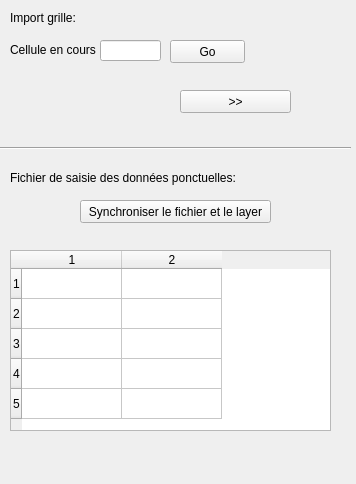
First picture: the form in gui/geodata_matching_dialog_base.ui, repository mdvandamme/PoussePousseEditData, before the edit.
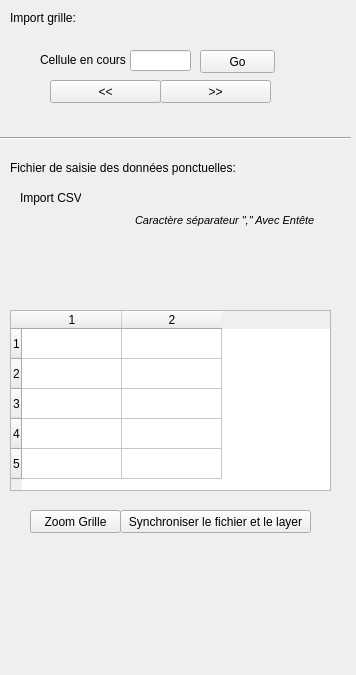
Second picture: the form after the edit. Custom widgets are drawn as their Qt base class.

```diff
--- a/gui/geodata_matching_dialog_base.ui
+++ b/gui/geodata_matching_dialog_base.ui
@@ -7,7 +7,7 @@
     <x>0</x>
     <y>0</y>
     <width>356</width>
-    <height>484</height>
+    <height>675</height>
    </rect>
   </property>
   <property name="sizePolicy">
@@ -23,8 +23,8 @@
    <widget class="QPushButton" name="btSuiv">
     <property name="geometry">
      <rect>
-      <x>180</x>
-      <y>90</y>
+      <x>160</x>
+      <y>80</y>
       <width>111</width>
       <height>23</height>
      </rect>
@@ -36,8 +36,8 @@
    <widget class="QLabel" name="label">
     <property name="geometry">
      <rect>
-      <x>10</x>
-      <y>40</y>
+      <x>40</x>
+      <y>50</y>
       <width>101</width>
       <height>20</height>
      </rect>
@@ -49,8 +49,8 @@
    <widget class="QLineEdit" name="currentId">
     <property name="geometry">
      <rect>
-      <x>100</x>
-      <y>40</y>
+      <x>130</x>
+      <y>50</y>
       <width>61</width>
       <height>21</height>
      </rect>
@@ -59,8 +59,8 @@
    <widget class="QPushButton" name="btGo">
     <property name="geometry">
      <rect>
-      <x>170</x>
-      <y>40</y>
+      <x>200</x>
+      <y>50</y>
       <width>75</width>
       <height>23</height>
      </rect>
@@ -73,7 +73,7 @@
     <property name="geometry">
      <rect>
       <x>10</x>
-      <y>250</y>
+      <y>310</y>
       <width>321</width>
       <height>181</height>
      </rect>
@@ -95,8 +95,8 @@
    <widget class="QPushButton" name="btOuvrir">
     <property name="geometry">
      <rect>
-      <x>80</x>
-      <y>200</y>
+      <x>120</x>
+      <y>510</y>
       <width>191</width>
       <height>23</height>
      </rect>
@@ -132,7 +132,7 @@
     <property name="geometry">
      <rect>
       <x>0</x>
-      <y>140</y>
+      <y>130</y>
       <width>351</width>
       <height>16</height>
      </rect>
@@ -145,7 +145,7 @@
     <property name="geometry">
      <rect>
       <x>10</x>
-      <y>170</y>
+      <y>160</y>
       <width>261</width>
       <height>16</height>
      </rect>
@@ -154,6 +154,77 @@
      <string>Fichier de saisie des données ponctuelles:</string>
     </property>
    </widget>
+   <widget class="QPushButton" name="btPrec">
+    <property name="geometry">
+     <rect>
+      <x>50</x>
+      <y>80</y>
+      <width>111</width>
+      <height>23</height>
+     </rect>
+    </property>
+    <property name="text">
+     <string>&lt;&lt;</string>
+    </property>
+   </widget>
+   <widget class="QPushButton" name="btZoomGrille">
+    <property name="geometry">
+     <rect>
+      <x>30</x>
+      <y>510</y>
+      <width>91</width>
+      <height>23</height>
+     </rect>
+    </property>
+    <property name="text">
+     <string>Zoom Grille</string>
+    </property>
+   </widget>
+   <widget class="QgsFileWidget" name="fileOuvrirInventaireCSV">
+    <property name="geometry">
+     <rect>
+      <x>80</x>
+      <y>180</y>
+      <width>251</width>
+      <height>27</height>
+     </rect>
+    </property>
+   </widget>
+   <widget class="QLabel" name="label_2">
+    <property name="geometry">
+     <rect>
+      <x>20</x>
+      <y>190</y>
+      <width>61</width>
+      <height>16</height>
+     </rect>
+    </property>
+    <property name="text">
+     <string>Import CSV:</string>
+    </property>
+   </widget>
+   <widget class="QLabel" name="label_5">
+    <property name="geometry">
+     <rect>
+      <x>135</x>
+      <y>210</y>
+      <width>191</width>
+      <height>20</height>
+     </rect>
+    </property>
+    <property name="font">
+     <font>
+      <pointsize>8</pointsize>
+      <italic>true</italic>
+     </font>
+    </property>
+    <property name="cursor">
+     <cursorShape>ArrowCursor</cursorShape>
+    </property>
+    <property name="text">
+     <string>Caractère séparateur &quot;,&quot; Avec Entête</string>
+    </property>
+   </widget>
   </widget>
  </widget>
  <customwidgets>
```
Left out of the diff: 2 changed lines with no effect on the pictures.
